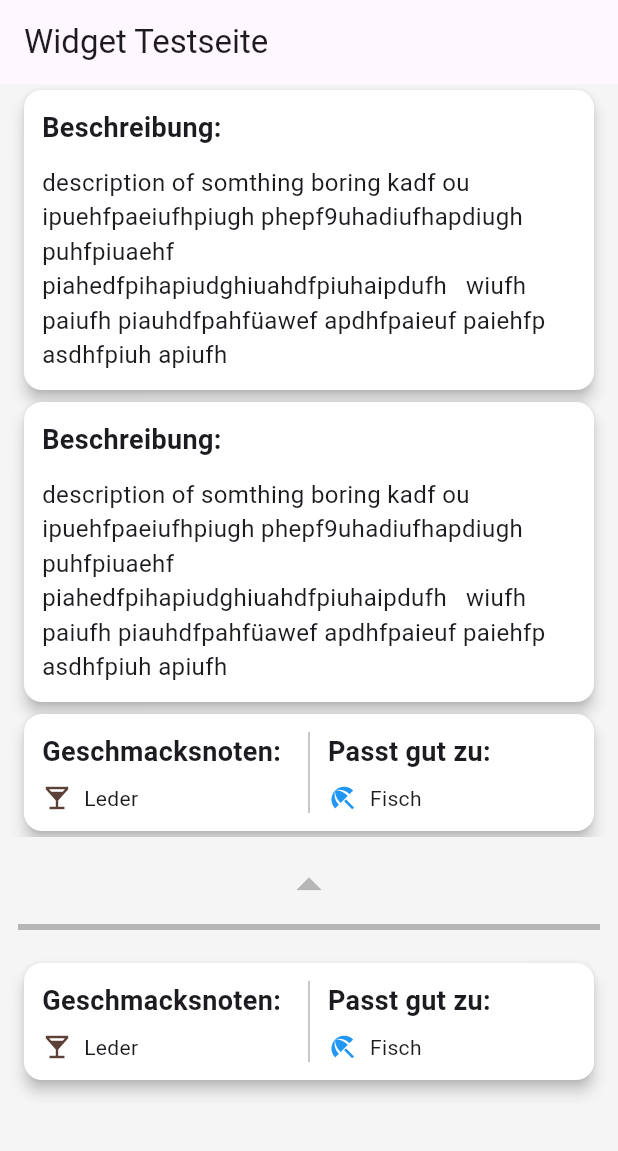
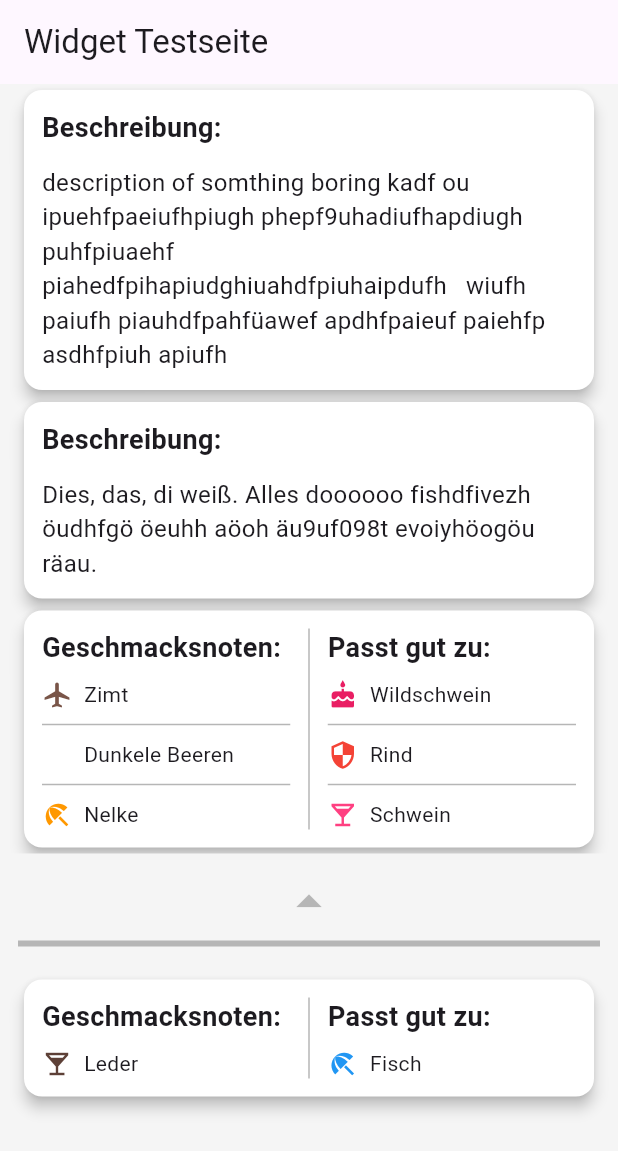
Before and after one commit to Sauttets/VinoVeritas, a Flutter app: the screen it shows after launch, after a tap on the "arrow drop down" icon, on a phone screen of 412 x 824 dp. Shown: the top 1151 px of the screen. Run offline on Flutter 3.47's test engine with Material 3 defaults, Android fonts, the phone set to English and light mode, and no system bars; our stand-ins replace like_button.

Commit message:
changed a little bin in test_page

```diff
--- a/lib/src/features/general_feature/widgets/test_page.dart
+++ b/lib/src/features/general_feature/widgets/test_page.dart
@@ -9,6 +9,11 @@ import 'package:vinoveritas/src/features/wine_feature/widgets/dropdown_line.dart
 
 
 class TestPage extends StatelessWidget {
+
+  final TastePallet tastePallet = TastePallet(flavor1: 'Zimt', flavor2: 'Dunkele Beeren', flavor3: 'Nelke', fit1: 'Wildschwein', fit2: 'Rind', fit3: 'Schwein');
+  final Description description = const Description(description: 'Dies, das, di weiß. Alles doooooo fishdfivezh öudhfgö öeuhh aöoh äu9uf098t evoiyhöogöu räau.');
+
+
   @override
   Widget build(BuildContext context) {
     return MaterialApp(
@@ -24,7 +29,7 @@ class TestPage extends StatelessWidget {
 
               const Description(description: "description of somthing boring kadf ou ipuehfpaeiufhpiugh phepf9uhadiufhapdiugh puhfpiuaehf piahedfpihapiudghiuahdfpiuhaipdufh   wiufh paiufh piauhdfpahfüawef apdhfpaieuf paiehfp asdhfpiuh apiufh"),
 
-              FullDescription(),
+              FullDescription(tastePallet: tastePallet, description: description),
               TastePallet(flavor1: 'Leder', fit1: 'Fisch')
              //füge weitere Widgets hinzu
             ],
--- a/lib/src/features/wine_feature/widgets/full_description.dart
+++ b/lib/src/features/wine_feature/widgets/full_description.dart
@@ -1,11 +1,19 @@
 import 'package:flutter/material.dart';
-import 'package:vinoveritas/util/app_colors.dart';
 import 'package:vinoveritas/src/features/wine_feature/widgets/dropdown_line.dart';
 import 'package:vinoveritas/src/features/wine_feature/widgets/taste_pallet.dart';
 import 'package:vinoveritas/src/features/wine_feature/widgets/description.dart';
 
 class FullDescription extends StatefulWidget {
+  final TastePallet tastePallet;
+  final Description description;
+
+  const FullDescription({super.key,
+  required this.tastePallet,
+  required this.description
+  });
+
   @override
+  // ignore: library_private_types_in_public_api
   _FullDescriptionState createState() => _FullDescriptionState();
 }
 
@@ -32,8 +40,8 @@ class _FullDescriptionState extends State<FullDescription> {
                 child: const DropDownLine(down: true),
               ),
             if (!_isExpanded) ...[
-              const Description(description: "description of somthing boring kadf ou ipuehfpaeiufhpiugh phepf9uhadiufhapdiugh puhfpiuaehf piahedfpihapiudghiuahdfpiuhaipdufh   wiufh paiufh piauhdfpahfüawef apdhfpaieuf paiehfp asdhfpiuh apiufh"),
-              TastePallet(flavor1: 'Leder', fit1: 'Fisch'),
+              widget.description,
+              widget.tastePallet,
               GestureDetector(
                 onTap: _toggleExpanded,
                 child: const DropDownLine(down: false),
```
